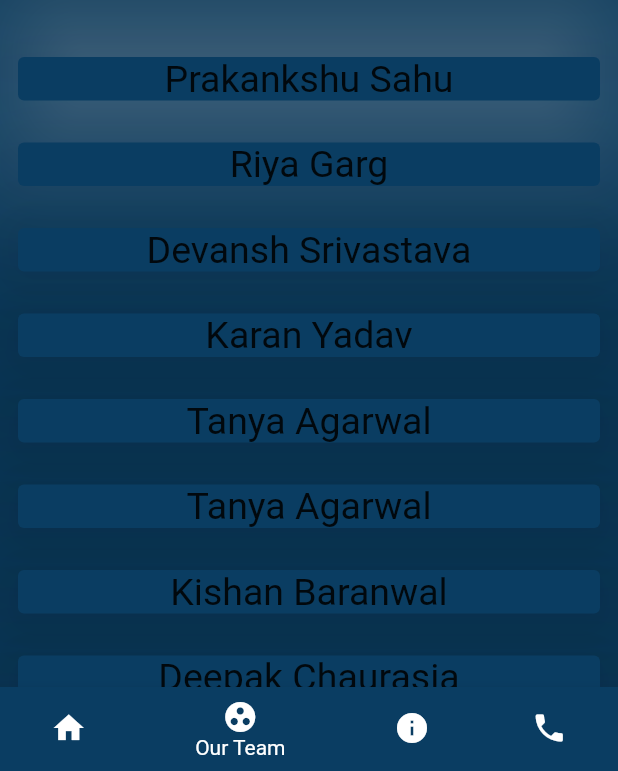
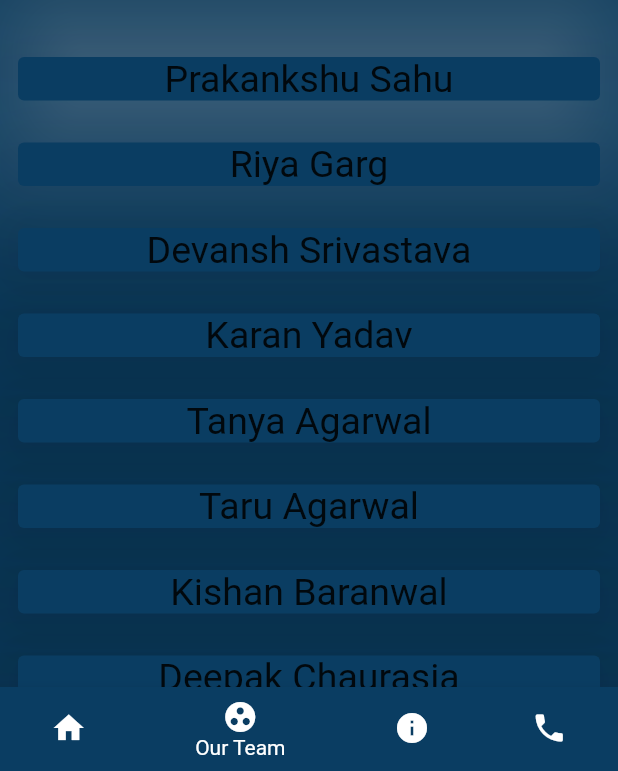
Before and after one commit to bdcoe/bdcoe-trainee-2020, a Flutter app: the screen it shows after launch, item 2 of the bottom bar chosen, scrolled down 576 dp, on a phone screen of 412 x 824 dp, the part 465-1236 px from its top. Run offline on Flutter 3.47's test engine with Material 2 defaults, Android fonts, the phone set to English and light mode, and no system bars; Roboto replaces fonts that are missing (Raleway-LightItalic.ttf).

Commit message:
my project

```diff
--- a/bdcoe/lib/app_screens/team.dart
+++ b/bdcoe/lib/app_screens/team.dart
@@ -550,7 +550,7 @@ class Team extends StatelessWidget {
                   Expanded(flex: 1,
                                   child: Center(
                                     child: Text(
-                                    "Tanya Agarwal",
+                                    "Taru Agarwal",
                                     style: TextStyle(
                                       fontSize: 25.0,
                                       fontFamily: 'Raleway-LightItalic.ttf',
```
